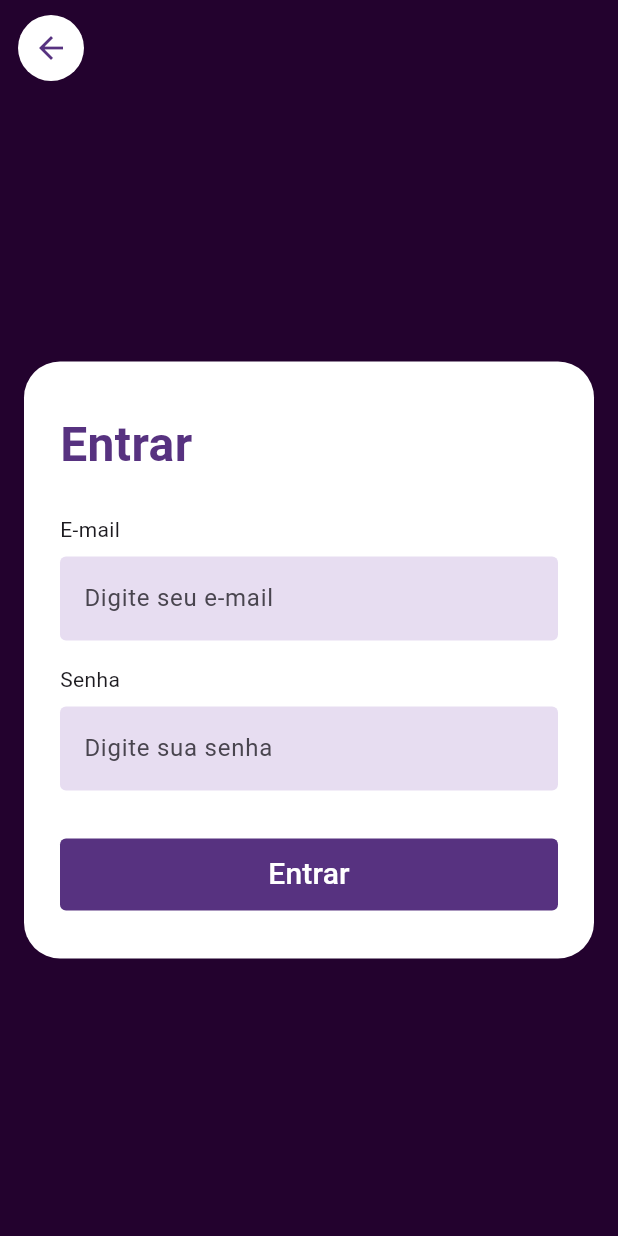
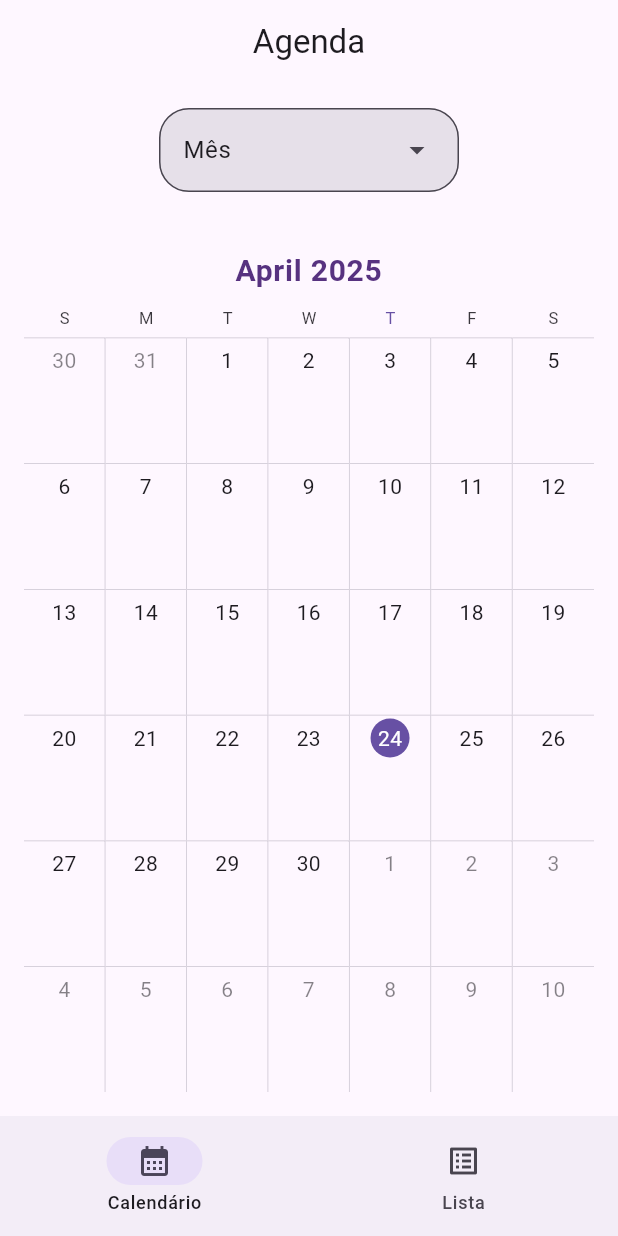
Before and after one commit to pereirathiago/flutter_agenda_app, a Flutter app: the LoginView screen opened by its route, after a tap on "Entrar", on a phone screen of 412 x 824 dp. Run offline on Flutter 3.47's test engine with Material 3 defaults, Android fonts, the phone set to English and light mode, and no system bars; drawn by our look-alikes of syncfusion_flutter_calendar; our stand-ins replace flutter_svg.

Commit message:
feat: calendario agenda

```diff
--- a/lib/shared/app_routes.dart
+++ b/lib/shared/app_routes.dart
@@ -2,9 +2,11 @@ import 'package:flutter/material.dart';
 import 'package:flutter_agenda_app/ui/login_register/login.dart';
 import 'package:flutter_agenda_app/ui/login_register/login_register.dart';
 import 'package:flutter_agenda_app/ui/login_register/register.dart';
+import 'package:flutter_agenda_app/ui/schedule/schedule_view.dart';
 
 var appRoutes = <String, WidgetBuilder>{
   '/': (context) => const LoginRegisterView(),
   '/login': (context) => LoginView(),
   '/register': (context) => RegisterView(),
+  '/schedule': (context) => const ScheduleView(),
 };
--- a/lib/ui/login_register/login.dart
+++ b/lib/ui/login_register/login.dart
@@ -67,7 +67,16 @@ class LoginView extends StatelessWidget {
                     controller: passwordController,
                   ),
                   const SizedBox(height: 32),
-                  AppButtonWidget(text: 'Entrar', onPressed: () {}),
+                  AppButtonWidget(
+                    text: 'Entrar',
+                    onPressed: () {
+                      Navigator.pushNamedAndRemoveUntil(
+                        context,
+                        '/schedule',
+                        (route) => false,
+                      );
+                    },
+                  ),
                 ],
               ),
             ),
--- /dev/null
+++ b/lib/ui/schedule/calendar_schedule_view.dart
@@ -0,0 +1,103 @@
+import 'package:flutter/material.dart';
+import 'package:flutter_agenda_app/shared/app_colors.dart';
+import 'package:syncfusion_flutter_calendar/calendar.dart';
+
+class CalendarScheduleViewPage extends StatefulWidget {
+  const CalendarScheduleViewPage({super.key});
+
+  @override
+  State<CalendarScheduleViewPage> createState() =>
+      _CalendarScheduleViewPageState();
+}
+
+class _CalendarScheduleViewPageState extends State<CalendarScheduleViewPage> {
+  CalendarView _calendarView = CalendarView.month;
+  void _onCalendarViewChanged(CalendarView view) {
+    setState(() {
+      _calendarView = view;
+    });
+  }
+
+  final Map<CalendarView, String> _labels = {
+    CalendarView.day: 'Dia',
+    CalendarView.week: 'Semana',
+    CalendarView.month: 'Mês',
+  };
+
+  @override
+  Widget build(BuildContext context) {
+    return Column(
+      children: [
+        Padding(
+          padding: const EdgeInsets.all(16),
+          child: DropdownMenu<CalendarView>(
+            initialSelection: _calendarView,
+            width: 200,
+            onSelected: (CalendarView? newValue) {
+              if (newValue != null) {
+                _onCalendarViewChanged(newValue);
+              }
+            },
+            inputDecorationTheme: const InputDecorationTheme(
+              filled: true,
+              border: OutlineInputBorder(
+                borderRadius: BorderRadius.all(Radius.circular(20)),
+              ),
+              contentPadding: EdgeInsets.symmetric(
+                horizontal: 12,
+                vertical: 12,
+              ),
+            ),
+            menuStyle: MenuStyle(
+              shape: WidgetStatePropertyAll(
+                RoundedRectangleBorder(
+                  borderRadius: BorderRadius.all(Radius.circular(16)),
+                ),
+              ),
+              padding: WidgetStatePropertyAll(EdgeInsets.zero),
+            ),
+            dropdownMenuEntries:
+                _labels.entries.map((entry) {
+                  return DropdownMenuEntry<CalendarView>(
+                    value: entry.key,
+                    label: entry.value,
+                  );
+                }).toList(),
+          ),
+        ),
+        Expanded(
+          child: Padding(
+            padding: const EdgeInsets.all(16.0),
+            child: SfCalendar(
+              key: ValueKey(_calendarView),
+              view: _calendarView,
+              headerStyle: CalendarHeaderStyle(
+                textAlign: TextAlign.center,
+                backgroundColor: Colors.transparent,
+                textStyle: TextStyle(
+                  fontSize: 20,
+                  fontWeight: FontWeight.bold,
+                  color: AppColors.primary,
+                ),
+              ),
+              dataSource: MeetingDataSource(_getDataSource()),
+              monthViewSettings: const MonthViewSettings(
+                appointmentDisplayMode: MonthAppointmentDisplayMode.appointment,
+              ),
+            ),
+          ),
+        ),
+      ],
+    );
+  }
+
+  List<Appointment> _getDataSource() {
+    return <Appointment>[];
+  }
+}
+
+class MeetingDataSource extends CalendarDataSource {
+  MeetingDataSource(List<Appointment> source) {
+    appointments = source;
+  }
+}
--- /dev/null
+++ b/lib/ui/schedule/list_schedule_view.dart
@@ -0,0 +1,10 @@
+import 'package:flutter/material.dart';
+
+class ListScheduleView extends StatelessWidget {
+  const ListScheduleView({super.key});
+
+  @override
+  Widget build(BuildContext context) {
+    return const Placeholder();
+  }
+}
--- a/lib/ui/schedule/schedule_view.dart
+++ b/lib/ui/schedule/schedule_view.dart
@@ -1,10 +1,40 @@
 import 'package:flutter/material.dart';
+import 'package:flutter_agenda_app/ui/schedule/calendar_schedule_view.dart';
+import 'package:flutter_agenda_app/ui/schedule/list_schedule_view.dart';
+import 'package:flutter_agenda_app/ui/widgets/app_navigation_bar_widget.dart';
 
-class ScheduleView extends StatelessWidget {
+class ScheduleView extends StatefulWidget {
   const ScheduleView({super.key});
 
   @override
+  State<ScheduleView> createState() => _ScheduleViewState();
+}
+
+class _ScheduleViewState extends State<ScheduleView> {
+  late PageController pc;
+  final ValueNotifier<int> currentPageNotifier = ValueNotifier(0);
+
+  @override
+  void initState() {
+    pc = PageController(initialPage: 0);
+    super.initState();
+  }
+
+  @override
   Widget build(BuildContext context) {
-    return const Placeholder();
+    return Scaffold(
+      appBar: AppBar(title: const Text('Agenda'), centerTitle: true),
+      body: PageView(
+        controller: pc,
+        onPageChanged: (index) {
+          currentPageNotifier.value = index;
+        },
+        children: [CalendarScheduleViewPage(), ListScheduleView()],
+      ),
+      bottomNavigationBar: AppNavigationBarWidget(
+        pageController: pc,
+        currentPageNotifier: currentPageNotifier,
+      ),
+    );
   }
 }
--- /dev/null
+++ b/lib/ui/widgets/app_navigation_bar_widget.dart
@@ -0,0 +1,44 @@
+import 'package:flutter/material.dart';
+
+class AppNavigationBarWidget extends StatelessWidget {
+  final PageController pageController;
+  final ValueNotifier<int> currentPageNotifier;
+
+  const AppNavigationBarWidget({
+    super.key,
+    required this.pageController,
+    required this.currentPageNotifier,
+  });
+
+  @override
+  Widget build(BuildContext context) {
+    return ValueListenableBuilder<int>(
+      valueListenable: currentPageNotifier,
+      builder: (context, currentIndex, _) {
+        return NavigationBar(
+          selectedIndex: currentIndex,
+          onDestinationSelected: (index) {
+            currentPageNotifier.value = index;
+            pageController.animateToPage(
+              index,
+              duration: const Duration(milliseconds: 400),
+              curve: Curves.easeInOut,
+            );
+          },
+          destinations: const [
+            NavigationDestination(
+              icon: Icon(Icons.calendar_month_outlined),
+              selectedIcon: Icon(Icons.calendar_month),
+              label: 'Calendário',
+            ),
+            NavigationDestination(
+              icon: Icon(Icons.list_alt_outlined),
+              selectedIcon: Icon(Icons.list_alt),
+              label: 'Lista',
+            ),
+          ],
+        );
+      },
+    );
+  }
+}
--- a/pubspec.yaml
+++ b/pubspec.yaml
@@ -36,6 +36,7 @@ dependencies:
   cupertino_icons: ^1.0.8
   provider: ^6.1.4
   flutter_svg: ^2.1.0
+  syncfusion_flutter_calendar: ^29.1.39
 
 dev_dependencies:
   flutter_test:
```
Also changed, not shown: pubspec.lock.
